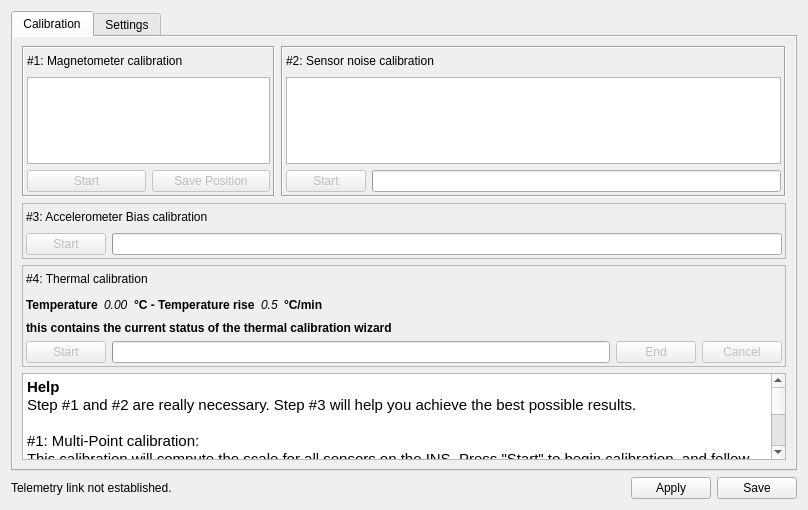
openpilot/OpenPilot, file ground/openpilotgcs/src/plugins/config/revosensors.ui: the form before one commit.
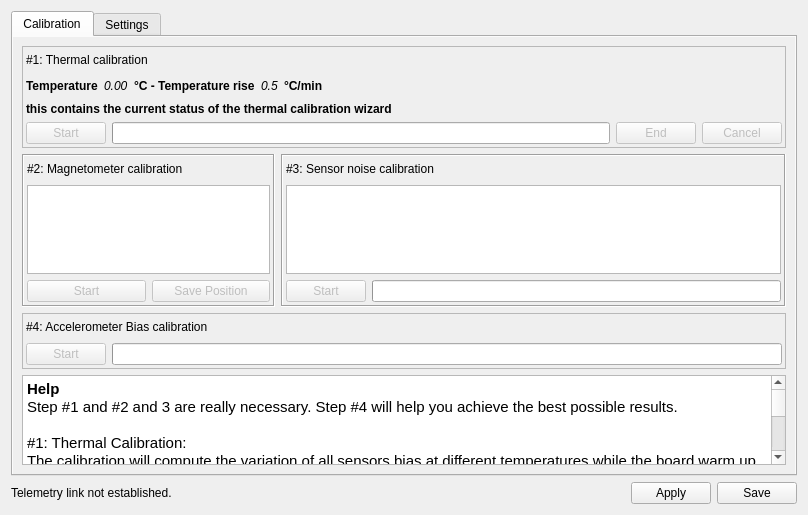
The form after the commit. Icons and pictures are not drawn.

Commit message: OP-1150 UI for thermal calibration: UI fixes and change target gradient to .2

```diff
--- a/ground/openpilotgcs/src/plugins/config/revosensors.ui
+++ b/ground/openpilotgcs/src/plugins/config/revosensors.ui
@@ -7,7 +7,7 @@
     <x>0</x>
     <y>0</y>
     <width>808</width>
-    <height>510</height>
+    <height>515</height>
    </rect>
   </property>
   <property name="windowTitle">
@@ -30,6 +30,209 @@
        <string>Calibration</string>
       </attribute>
       <layout class="QVBoxLayout" name="verticalLayout_7" stretch="0,0,0,0">
+       <item>
+        <layout class="QHBoxLayout" name="sensorNoiseLayout">
+         <item>
+          <widget class="QFrame" name="frame_3">
+           <property name="frameShape">
+            <enum>QFrame::StyledPanel</enum>
+           </property>
+           <property name="frameShadow">
+            <enum>QFrame::Raised</enum>
+           </property>
+           <layout class="QVBoxLayout" name="verticalLayout_2">
+            <property name="leftMargin">
+             <number>3</number>
+            </property>
+            <property name="topMargin">
+             <number>3</number>
+            </property>
+            <property name="rightMargin">
+             <number>3</number>
+            </property>
+            <property name="bottomMargin">
+             <number>3</number>
+            </property>
+            <item>
+             <layout class="QVBoxLayout" name="verticalLayout_thermalbias">
+              <item>
+               <layout class="QHBoxLayout" name="horizontalLayout_thermalbias">
+                <item>
+                 <widget class="QLabel" name="label_thermalbias">
+                  <property name="font">
+                   <font>
+                    <weight>50</weight>
+                    <bold>false</bold>
+                   </font>
+                  </property>
+                  <property name="text">
+                   <string>#1: Thermal calibration</string>
+                  </property>
+                 </widget>
+                </item>
+                <item>
+                 <spacer name="horizontalSpacer_thermalbias">
+                  <property name="orientation">
+                   <enum>Qt::Horizontal</enum>
+                  </property>
+                  <property name="sizeHint" stdset="0">
+                   <size>
+                    <width>40</width>
+                    <height>20</height>
+                   </size>
+                  </property>
+                 </spacer>
+                </item>
+               </layout>
+              </item>
+              <item>
+               <layout class="QHBoxLayout" name="horizontalLayout_thermalbias">
+                <item>
+                 <widget class="QLabel" name="label_temperature">
+                  <property name="font">
+                   <font>
+                    <weight>75</weight>
+                    <bold>true</bold>
+                   </font>
+                  </property>
+                  <property name="text">
+                   <string>Temperature</string>
+                  </property>
+                 </widget>
+                </item>
+                <item>
+                 <widget class="QLabel" name="textTemperature">
+                  <property name="font">
+                   <font>
+                    <weight>50</weight>
+                    <italic>true</italic>
+                    <bold>false</bold>
+                   </font>
+                  </property>
+                  <property name="text">
+                   <string>0.00</string>
+                  </property>
+                 </widget>
+                </item>
+                <item>
+                 <widget class="QLabel" name="label_thermalGradient">
+                  <property name="font">
+                   <font>
+                    <weight>75</weight>
+                    <bold>true</bold>
+                   </font>
+                  </property>
+                  <property name="text">
+                   <string>°C - Temperature rise</string>
+                  </property>
+                 </widget>
+                </item>
+                <item>
+                 <widget class="QLabel" name="textThermalGradient">
+                  <property name="font">
+                   <font>
+                    <weight>50</weight>
+                    <italic>true</italic>
+                    <bold>false</bold>
+                   </font>
+                  </property>
+                  <property name="text">
+                   <string>0.5</string>
+                  </property>
+                 </widget>
+                </item>
+                <item>
+                 <widget class="QLabel" name="label_thermalGradient">
+                  <property name="font">
+                   <font>
+                    <weight>75</weight>
+                    <bold>true</bold>
+                   </font>
+                  </property>
+                  <property name="text">
+                   <string>°C/min</string>
+                  </property>
+                 </widget>
+                </item>
+                <item>
+                 <spacer name="horizontalSpacer_thermalbias">
+                  <property name="orientation">
+                   <enum>Qt::Horizontal</enum>
+                  </property>
+                  <property name="sizeHint" stdset="0">
+                   <size>
+                    <width>40</width>
+                    <height>20</height>
+                   </size>
+                  </property>
+                 </spacer>
+                </item>
+               </layout>
+              </item>
+              <item>
+               <widget class="QLabel" name="label_thermalDescription">
+                <property name="font">
+                 <font>
+                  <weight>75</weight>
+                  <bold>true</bold>
+                 </font>
+                </property>
+                <property name="text">
+                 <string>this contains the current status of the thermal calibration wizard</string>
+                </property>
+               </widget>
+              </item>
+              <item>
+               <layout class="QHBoxLayout" name="horizontalLayout_thermalbias2">
+                <item>
+                 <widget class="QPushButton" name="ThermalBiasStart">
+                  <property name="enabled">
+                   <bool>false</bool>
+                  </property>
+                  <property name="text">
+                   <string>Start</string>
+                  </property>
+                 </widget>
+                </item>
+                <item>
+                 <widget class="QProgressBar" name="thermalBiasProgress">
+                  <property name="value">
+                   <number>0</number>
+                  </property>
+                  <property name="textVisible">
+                   <bool>false</bool>
+                  </property>
+                 </widget>
+                </item>
+                <item>
+                 <widget class="QPushButton" name="ThermalBiasEnd">
+                  <property name="enabled">
+                   <bool>false</bool>
+                  </property>
+                  <property name="text">
+                   <string>End</string>
+                  </property>
+                 </widget>
+                </item>
+                <item>
+                 <widget class="QPushButton" name="ThermalBiasCancel">
+                  <property name="enabled">
+                   <bool>false</bool>
+                  </property>
+                  <property name="text">
+                   <string>Cancel</string>
+                  </property>
+                 </widget>
+                </item>
+               </layout>
+              </item>
+             </layout>
+            </item>
+           </layout>
+          </widget>
+         </item>
+        </layout>
+       </item>
        <item>
         <layout class="QHBoxLayout" name="sixPointLayout" stretch="1,2">
          <item>
@@ -66,7 +269,7 @@
                    </font>
                   </property>
                   <property name="text">
-                   <string>#1: Magnetometer calibration</string>
+                   <string>#2: Magnetometer calibration</string>
                   </property>
                  </widget>
                 </item>
@@ -161,7 +364,7 @@
                    </font>
                   </property>
                   <property name="text">
-                   <string>#2: Sensor noise calibration</string>
+                   <string>#3: Sensor noise calibration</string>
                   </property>
                  </widget>
                 </item>
@@ -273,7 +476,7 @@
                    </font>
                   </property>
                   <property name="text">
-                   <string>#3: Accelerometer Bias calibration</string>
+                   <string>#4: Accelerometer Bias calibration</string>
                   </property>
                  </widget>
                 </item>
@@ -323,209 +526,6 @@
          </item>
         </layout>
        </item>
-       <item>
-        <layout class="QHBoxLayout" name="sensorNoiseLayout">
-         <item>
-          <widget class="QFrame" name="frame_3">
-           <property name="frameShape">
-            <enum>QFrame::StyledPanel</enum>
-           </property>
-           <property name="frameShadow">
-            <enum>QFrame::Raised</enum>
-           </property>
-           <layout class="QVBoxLayout" name="verticalLayout_2">
-            <property name="leftMargin">
-             <number>3</number>
-            </property>
-            <property name="topMargin">
-             <number>3</number>
-            </property>
-            <property name="rightMargin">
-             <number>3</number>
-            </property>
-            <property name="bottomMargin">
-             <number>3</number>
-            </property>
-            <item>
-             <layout class="QVBoxLayout" name="verticalLayout_thermalbias">
-              <item>
-               <layout class="QHBoxLayout" name="horizontalLayout_thermalbias">
-                <item>
-                 <widget class="QLabel" name="label_thermalbias">
-                  <property name="font">
-                   <font>
-                    <weight>50</weight>
-                    <bold>false</bold>
-                   </font>
-                  </property>
-                  <property name="text">
-                   <string>#4: Thermal calibration</string>
-                  </property>
-                 </widget>
-                </item>
-                <item>
-                 <spacer name="horizontalSpacer_thermalbias">
-                  <property name="orientation">
-                   <enum>Qt::Horizontal</enum>
-                  </property>
-                  <property name="sizeHint" stdset="0">
-                   <size>
-                    <width>40</width>
-                    <height>20</height>
-                   </size>
-                  </property>
-                 </spacer>
-                </item>
-               </layout>
-              </item>
-              <item>
-               <layout class="QHBoxLayout" name="horizontalLayout_thermalbias">
-                <item>
-                 <widget class="QLabel" name="label_temperature">
-                  <property name="font">
-                   <font>
-                    <weight>75</weight>
-                    <bold>true</bold>
-                   </font>
-                  </property>
-                  <property name="text">
-                   <string>Temperature</string>
-                  </property>
-                 </widget>
-                </item>
-                <item>
-                 <widget class="QLabel" name="textTemperature">
-                  <property name="font">
-                   <font>
-                    <weight>50</weight>
-                    <italic>true</italic>
-                    <bold>false</bold>
-                   </font>
-                  </property>
-                  <property name="text">
-                   <string>0.00</string>
-                  </property>
-                 </widget>
-                </item>
-                <item>
-                 <widget class="QLabel" name="label_thermalGradient">
-                  <property name="font">
-                   <font>
-                    <weight>75</weight>
-                    <bold>true</bold>
-                   </font>
-                  </property>
-                  <property name="text">
-                   <string>°C - Temperature rise</string>
-                  </property>
-                 </widget>
-                </item>
-                <item>
-                 <widget class="QLabel" name="textThermalGradient">
-                  <property name="font">
-                   <font>
-                    <weight>50</weight>
-                    <italic>true</italic>
-                    <bold>false</bold>
-                   </font>
-                  </property>
-                  <property name="text">
-                   <string>0.5</string>
-                  </property>
-                 </widget>
-                </item>
-                <item>
-                 <widget class="QLabel" name="label_thermalGradient">
-                  <property name="font">
-                   <font>
-                    <weight>75</weight>
-                    <bold>true</bold>
-                   </font>
-                  </property>
-                  <property name="text">
-                   <string>°C/min</string>
-                  </property>
-                 </widget>
-                </item>
-                <item>
-                 <spacer name="horizontalSpacer_thermalbias">
-                  <property name="orientation">
-                   <enum>Qt::Horizontal</enum>
-                  </property>
-                  <property name="sizeHint" stdset="0">
-                   <size>
-                    <width>40</width>
-                    <height>20</height>
-                   </size>
-                  </property>
-                 </spacer>
-                </item>
-               </layout>
-              </item>
-              <item>
-               <widget class="QLabel" name="label_thermalDescription">
-                <property name="font">
-                 <font>
-                  <weight>75</weight>
-                  <bold>true</bold>
-                 </font>
-                </property>
-                <property name="text">
-                 <string>this contains the current status of the thermal calibration wizard</string>
-                </property>
-               </widget>
-              </item>
-              <item>
-               <layout class="QHBoxLayout" name="horizontalLayout_thermalbias2">
-                <item>
-                 <widget class="QPushButton" name="ThermalBiasStart">
-                  <property name="enabled">
-                   <bool>false</bool>
-                  </property>
-                  <property name="text">
-                   <string>Start</string>
-                  </property>
-                 </widget>
-                </item>
-                <item>
-                 <widget class="QProgressBar" name="thermalBiasProgress">
-                  <property name="value">
-                   <number>0</number>
-                  </property>
-                  <property name="textVisible">
-                   <bool>false</bool>
-                  </property>
-                 </widget>
-                </item>
-                <item>
-                 <widget class="QPushButton" name="ThermalBiasEnd">
-                  <property name="enabled">
-                   <bool>false</bool>
-                  </property>
-                  <property name="text">
-                   <string>End</string>
-                  </property>
-                 </widget>
-                </item>
-                <item>
-                 <widget class="QPushButton" name="ThermalBiasCancel">
-                  <property name="enabled">
-                   <bool>false</bool>
-                  </property>
-                  <property name="text">
-                   <string>Cancel</string>
-                  </property>
-                 </widget>
-                </item>
-            </layout>
-              </item>
-             </layout>
-            </item>
-           </layout>
-          </widget>
-         </item>
-        </layout>
-       </item>
        <item>
         <widget class="QTextEdit" name="sixPointCalibInstructions">
          <property name="toolTip">
@@ -543,7 +543,12 @@
 &lt;tr&gt;
 &lt;td style=&quot;border: none;&quot;&gt;
 &lt;p style=&quot; margin-top:0px; margin-bottom:0px; margin-left:0px; margin-right:0px; -qt-block-indent:0; text-indent:0px;&quot;&gt;&lt;span style=&quot; font-family:'Ubuntu'; font-size:11pt; font-weight:600;&quot;&gt;Help&lt;/span&gt;&lt;/p&gt;
-&lt;p style=&quot; margin-top:0px; margin-bottom:0px; margin-left:0px; margin-right:0px; -qt-block-indent:0; text-indent:0px;&quot;&gt;&lt;span style=&quot; font-family:'Ubuntu'; font-size:11pt;&quot;&gt;Step #1 and #2 are really necessary. Step #3 will help you achieve the best possible results.&lt;/span&gt;&lt;/p&gt;
+&lt;p style=&quot; margin-top:0px; margin-bottom:0px; margin-left:0px; margin-right:0px; -qt-block-indent:0; text-indent:0px;&quot;&gt;&lt;span style=&quot; font-family:'Ubuntu'; font-size:11pt;&quot;&gt;Step #1 and #2 and 3 are really necessary. Step #4 will help you achieve the best possible results.&lt;/span&gt;&lt;/p&gt;
+&lt;p style=&quot;-qt-paragraph-type:empty; margin-top:0px; margin-bottom:0px; margin-left:0px; margin-right:0px; -qt-block-indent:0; text-indent:0px; font-family:'Ubuntu'; font-size:11pt;&quot;&gt;&lt;br /&gt;&lt;/p&gt;
+&lt;p style=&quot; margin-top:0px; margin-bottom:0px; margin-left:0px; margin-right:0px; -qt-block-indent:0; text-indent:0px;&quot;&gt;&lt;span style=&quot; font-family:'Ubuntu'; font-size:11pt;&quot;&gt;#1: Thermal Calibration:&lt;/span&gt;&lt;/p&gt;
+&lt;p style=&quot; margin-top:0px; margin-bottom:0px; margin-left:0px; margin-right:0px; -qt-block-indent:0; text-indent:0px;&quot;&gt;&lt;span style=&quot; font-family:'Ubuntu'; font-size:11pt;&quot;&gt;The calibration will compute the variation of all sensors bias at different temperatures while the board warm up.&lt;/span&gt;&lt;/p&gt;
+&lt;p style=&quot; margin-top:0px; margin-bottom:0px; margin-left:0px; margin-right:0px; -qt-block-indent:0; text-indent:0px;&quot;&gt;&lt;span style=&quot; font-family:'Ubuntu'; font-size:11pt;&quot;&gt;This  allow a certain amount of correction of those bias variations against temperature changes. It does improve both altitude hold and yaw performances.&lt;/span&gt;&lt;/p&gt;
+&lt;p style=&quot; margin-top:0px; margin-bottom:0px; margin-left:0px; margin-right:0px; -qt-block-indent:0; text-indent:0px;&quot;&gt;&lt;span style=&quot; font-family:'Ubuntu'; font-size:11pt;&quot;&gt;To perform this calibration leave the board to cool down at room temperature in the coldest places available. after 15-20 minutes attach the usb connector to the board and Click the Calibrate button leaving the board steady. Wait until completed&lt;/span&gt;&lt;/p&gt;
 &lt;p align=&quot;center&quot; style=&quot;-qt-paragraph-type:empty; margin-top:0px; margin-bottom:0px; margin-left:0px; margin-right:0px; -qt-block-indent:0; text-indent:0px; font-family:'Ubuntu'; font-size:11pt;&quot;&gt;&lt;br /&gt;&lt;/p&gt;
 &lt;p style=&quot; margin-top:0px; margin-bottom:0px; margin-left:0px; margin-right:0px; -qt-block-indent:0; text-indent:0px;&quot;&gt;&lt;span style=&quot; font-family:'Ubuntu'; font-size:11pt;&quot;&gt;#1: Multi-Point calibration:&lt;/span&gt;&lt;/p&gt;
 &lt;p style=&quot; margin-top:0px; margin-bottom:0px; margin-left:0px; margin-right:0px; -qt-block-indent:0; text-indent:0px;&quot;&gt;&lt;span style=&quot; font-family:'Ubuntu'; font-size:11pt;&quot;&gt;This calibration will compute the scale for all sensors on the INS. Press &amp;quot;Start&amp;quot; to begin calibration, and follow the instructions which will be displayed here.  Note that your HomeLocation must be set first, including the local magnetic field vector (Be) and acceleration due to gravity (g_e).&lt;/span&gt;&lt;/p&gt;
```
The commit also changes 5 other files.
